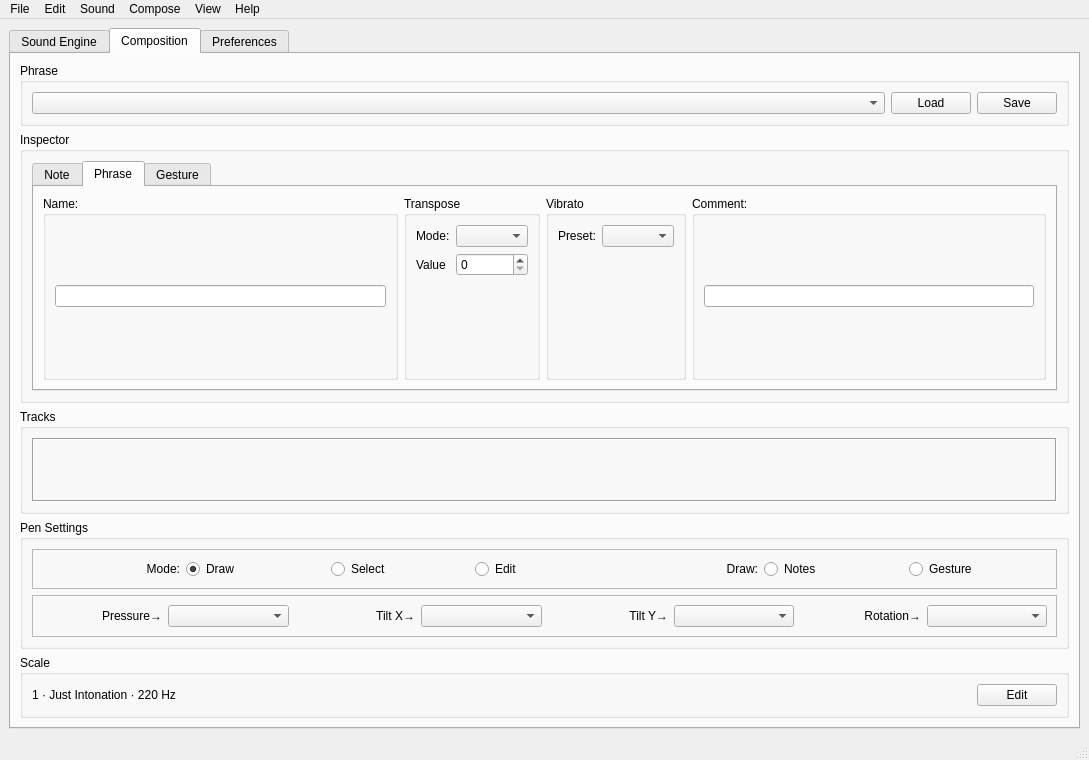
First picture: the form in calamusmain.ui, repository nimusd/Calamus, before the edit.
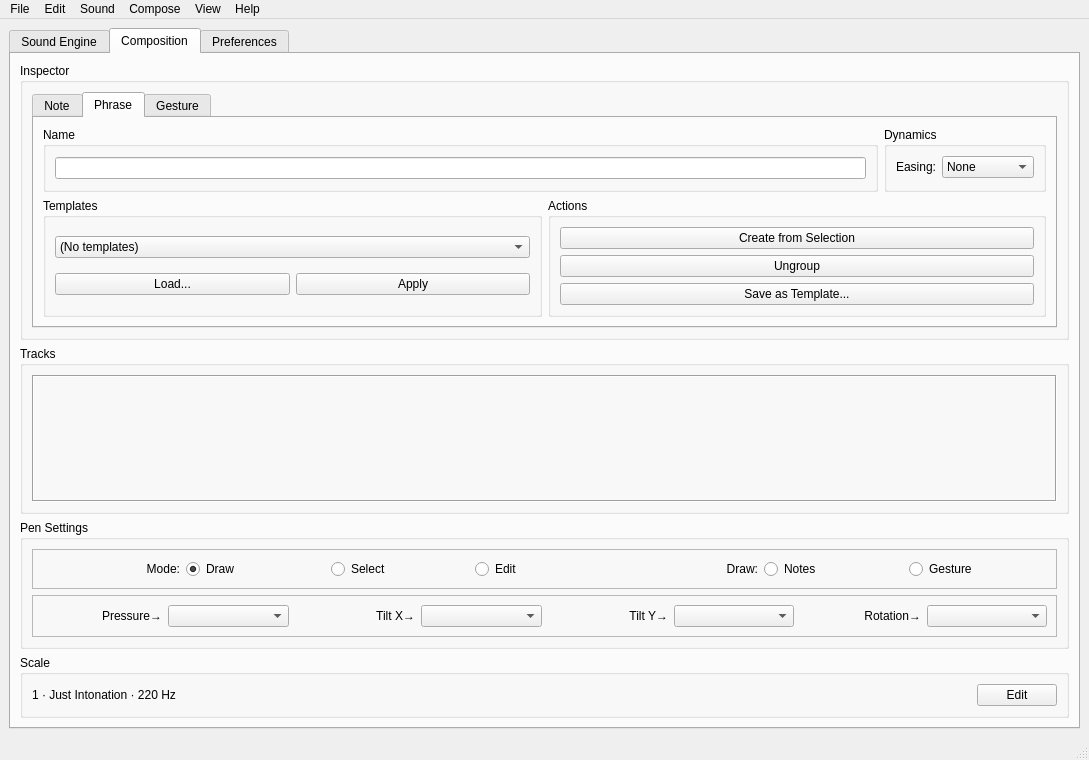
Second picture: the form after the edit. The open tabs and pages were chosen to show the change.

Patch:
```diff
--- a/calamusmain.ui
+++ b/calamusmain.ui
@@ -330,45 +330,6 @@
         <string>Composition</string>
        </attribute>
        <layout class="QVBoxLayout" name="verticalLayout_14">
-        <item>
-         <widget class="QGroupBox" name="groupPhraseSelector">
-          <property name="sizePolicy">
-           <sizepolicy hsizetype="Preferred" vsizetype="Preferred">
-            <horstretch>0</horstretch>
-            <verstretch>0</verstretch>
-           </sizepolicy>
-          </property>
-          <property name="title">
-           <string>Phrase</string>
-          </property>
-          <layout class="QHBoxLayout" name="horizontalLayout_2">
-           <item>
-            <widget class="QComboBox" name="comboPhraseSelector">
-             <property name="sizePolicy">
-              <sizepolicy hsizetype="Expanding" vsizetype="Fixed">
-               <horstretch>0</horstretch>
-               <verstretch>0</verstretch>
-              </sizepolicy>
-             </property>
-            </widget>
-           </item>
-           <item>
-            <widget class="QPushButton" name="btnPhraseLoad">
-             <property name="text">
-              <string>Load</string>
-             </property>
-            </widget>
-           </item>
-           <item>
-            <widget class="QPushButton" name="btnPhraseSave">
-             <property name="text">
-              <string>Save</string>
-             </property>
-            </widget>
-           </item>
-          </layout>
-         </widget>
-        </item>
         <item>
          <widget class="QGroupBox" name="groupInspector">
           <property name="sizePolicy">
@@ -493,13 +454,15 @@
               <attribute name="title">
                <string>Phrase</string>
               </attribute>
-              <layout class="QHBoxLayout" name="horizontalLayout_10">
+              <layout class="QVBoxLayout" name="verticalLayout_PhraseInspector">
+               <item>
+                <layout class="QHBoxLayout" name="horizontalLayout_PhraseRow1">
                <item>
                 <widget class="QGroupBox" name="groupPhraseIdentity">
                  <property name="title">
-                  <string>Name:</string>
-                 </property>
-                 <layout class="QHBoxLayout" name="horizontalLayout_8">
+                    <string>Name</string>
+                   </property>
+                   <layout class="QVBoxLayout" name="verticalLayout_PhraseName">
                   <item>
                    <widget class="QLineEdit" name="editPhraseName"/>
                   </item>
@@ -507,64 +470,121 @@
                 </widget>
                </item>
                <item>
-                <widget class="QGroupBox" name="groupPhraseTranspose">
+                  <widget class="QGroupBox" name="groupPhraseDynamics">
                  <property name="title">
-                  <string>Transpose</string>
-                 </property>
-                 <layout class="QFormLayout" name="formLayout_4">
+                    <string>Dynamics</string>
+                   </property>
+                   <layout class="QFormLayout" name="formLayout_Dynamics">
                   <item row="0" column="0">
                    <widget class="QLabel" name="label_12">
                     <property name="text">
-                     <string>Mode:</string>
+                       <string>Easing:</string>
                     </property>
                    </widget>
                   </item>
                   <item row="0" column="1">
-                   <widget class="QComboBox" name="comboPhraseTransposeMode"/>
-                  </item>
-                  <item row="1" column="0">
-                   <widget class="QLabel" name="label_21">
+                     <widget class="QComboBox" name="comboPhraseDynamicsEasing">
+                      <item>
+                       <property name="text">
+                        <string>None</string>
+                       </property>
+                      </item>
+                      <item>
                     <property name="text">
-                     <string>Value</string>
-                    </property>
-                   </widget>
-                  </item>
-                  <item row="1" column="1">
-                   <widget class="QSpinBox" name="spinPhraseTransposeValue"/>
-                  </item>
+                        <string>QuadInOut</string>
+                       </property>
+                      </item>
+                      <item>
+                       <property name="text">
+                        <string>CubicInOut</string>
+                       </property>
+                      </item>
+                      <item>
+                       <property name="text">
+                        <string>Elastic</string>
+                       </property>
+                      </item>
+                      <item>
+                       <property name="text">
+                        <string>Bounce</string>
+                       </property>
+                      </item>
+                     </widget>
+                    </item>
                  </layout>
                 </widget>
                </item>
+                </layout>
+               </item>
                <item>
-                <widget class="QGroupBox" name="groupPhraseVibrato">
+                <layout class="QHBoxLayout" name="horizontalLayout_PhraseRow2">
+                 <item>
+                  <widget class="QGroupBox" name="groupPhraseTemplates">
                  <property name="title">
-                  <string>Vibrato</string>
-                 </property>
-                 <layout class="QFormLayout" name="formLayout_5">
-                  <item row="0" column="0">
-                   <widget class="QLabel" name="label_22">
+                    <string>Templates</string>
+                   </property>
+                   <layout class="QVBoxLayout" name="verticalLayout_Templates">
+                    <item>
+                     <widget class="QComboBox" name="comboPhraseTemplates">
+                      <item>
                     <property name="text">
-                     <string>Preset:</string>
-                    </property>
-                   </widget>
-                  </item>
-                  <item row="0" column="1">
-                   <widget class="QComboBox" name="comboPhraseVibratoPreset"/>
-                  </item>
-                 </layout>
+                        <string>(No templates)</string>
+                       </property>
+                      </item>
+                     </widget>
+                    </item>
+                    <item>
+                     <layout class="QHBoxLayout" name="horizontalLayout_TemplateButtons">
+                      <item>
+                       <widget class="QPushButton" name="btnLoadPhraseTemplate">
+                        <property name="text">
+                         <string>Load...</string>
+                        </property>
+                       </widget>
+                      </item>
+                      <item>
+                       <widget class="QPushButton" name="btnApplyPhraseTemplate">
+                        <property name="text">
+                         <string>Apply</string>
+                        </property>
+                       </widget>
+                      </item>
+                     </layout>
+                    </item>
+                   </layout>
                 </widget>
                </item>
                <item>
-                <widget class="QGroupBox" name="groupPhraseComment">
+                  <widget class="QGroupBox" name="groupPhraseActions">
                  <property name="title">
-                  <string>Comment:</string>
-                 </property>
-                 <layout class="QHBoxLayout" name="horizontalLayout_9">
+                    <string>Actions</string>
+                   </property>
+                   <layout class="QVBoxLayout" name="verticalLayout_Actions">
                   <item>
-                   <widget class="QLineEdit" name="editPhraseComment"/>
-                  </item>
-                 </layout>
-                </widget>
+                     <widget class="QPushButton" name="btnCreatePhrase">
+                      <property name="text">
+                       <string>Create from Selection</string>
+                      </property>
+                     </widget>
+                    </item>
+                    <item>
+                     <widget class="QPushButton" name="btnUngroupPhrase">
+                      <property name="text">
+                       <string>Ungroup</string>
+                      </property>
+                     </widget>
+                    </item>
+                    <item>
+                     <widget class="QPushButton" name="btnSavePhraseTemplate">
+                      <property name="text">
+                       <string>Save as Template...</string>
+                      </property>
+                     </widget>
+                    </item>
+                   </layout>
+                  </widget>
+                 </item>
+                </layout>
                </item>
               </layout>
              </widget>
```
Left out of the diff: 2 changed lines with no effect on the pictures. Lines whose indentation alone changed are shown as unchanged.
